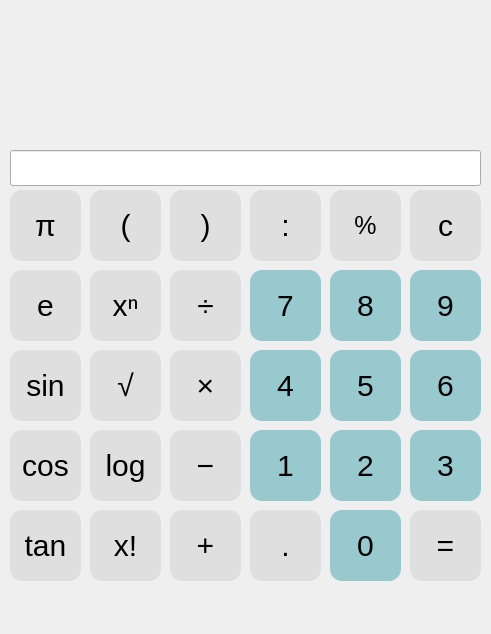
RadekManak/ivs-fitutubies, file src/main/qt/mainwindow.ui: the form before one commit.
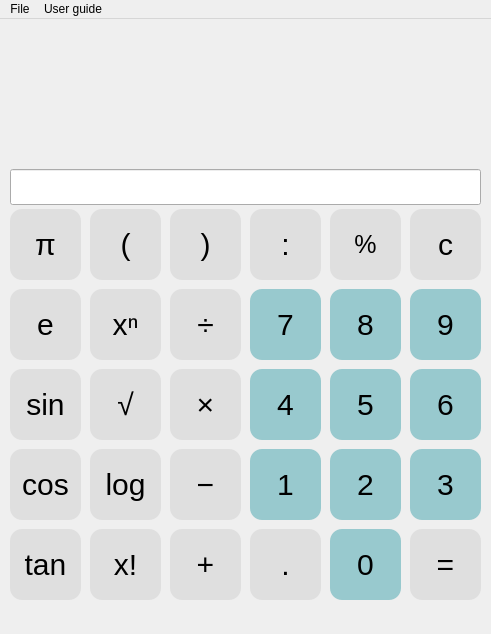
The form after the commit.

Commit message:
Add menu bar and possibility of displaying user guide
The content and the form of the user guide will be further modified

What changed in the file:
```diff
--- a/src/main/qt/mainwindow.ui
+++ b/src/main/qt/mainwindow.ui
@@ -1136,9 +1136,23 @@
      <x>0</x>
      <y>0</y>
      <width>491</width>
-     <height>27</height>
+     <height>22</height>
     </rect>
    </property>
+   <widget class="QMenu" name="menuFile">
+    <property name="title">
+     <string>File</string>
+    </property>
+    <addaction name="actionExit"/>
+   </widget>
+   <widget class="QMenu" name="menuUser_guide">
+    <property name="title">
+     <string>User guide</string>
+    </property>
+    <addaction name="actionDisplay_user_guide"/>
+   </widget>
+   <addaction name="menuFile"/>
+   <addaction name="menuUser_guide"/>
   </widget>
  </widget>
  <resources/>
```
Left out of the diff: 13 changed lines with no effect on the pictures. The commit also changes 2 other files.
